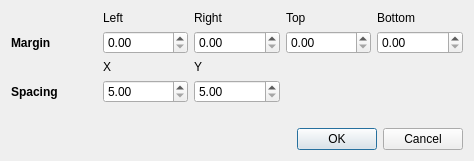
Above: game_editor/dialogwaypointgenerate.ui from Plaristote/fallout-equestria before the change. Below: the same form after it.
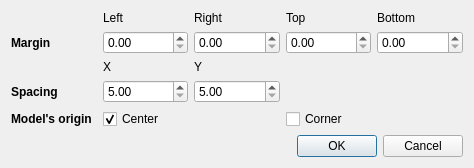
That is the form after the change.

The edit to the form file:
```diff
--- a/game_editor/dialogwaypointgenerate.ui
+++ b/game_editor/dialogwaypointgenerate.ui
@@ -25,16 +25,6 @@
     </widget>
    </item>
    <item row="5" column="0" colspan="5">
-    <widget class="QDialogButtonBox" name="buttonBox">
-     <property name="orientation">
-      <enum>Qt::Horizontal</enum>
-     </property>
-     <property name="standardButtons">
-      <set>QDialogButtonBox::Cancel|QDialogButtonBox::Ok</set>
-     </property>
-    </widget>
-   </item>
-   <item row="4" column="0" colspan="5">
     <spacer name="verticalSpacer">
      <property name="orientation">
       <enum>Qt::Vertical</enum>
@@ -47,6 +37,16 @@
      </property>
     </spacer>
    </item>
+   <item row="6" column="0" colspan="5">
+    <widget class="QDialogButtonBox" name="buttonBox">
+     <property name="orientation">
+      <enum>Qt::Horizontal</enum>
+     </property>
+     <property name="standardButtons">
+      <set>QDialogButtonBox::Cancel|QDialogButtonBox::Ok</set>
+     </property>
+    </widget>
+   </item>
    <item row="3" column="1">
     <widget class="QDoubleSpinBox" name="spacing_x">
      <property name="minimum">
@@ -152,6 +152,30 @@
      </property>
     </widget>
    </item>
+   <item row="4" column="0">
+    <widget class="QLabel" name="label_9">
+     <property name="text">
+      <string>&lt;b&gt;Model's origin&lt;/b&gt;</string>
+     </property>
+    </widget>
+   </item>
+   <item row="4" column="1" colspan="2">
+    <widget class="QCheckBox" name="originCenter">
+     <property name="text">
+      <string>Center</string>
+     </property>
+     <property name="checked">
+      <bool>true</bool>
+     </property>
+    </widget>
+   </item>
+   <item row="4" column="3" colspan="2">
+    <widget class="QCheckBox" name="originCorner">
+     <property name="text">
+      <string>Corner</string>
+     </property>
+    </widget>
+   </item>
   </layout>
  </widget>
  <resources/>
```
Left out of the diff: 32 changed lines with no effect on the pictures.
